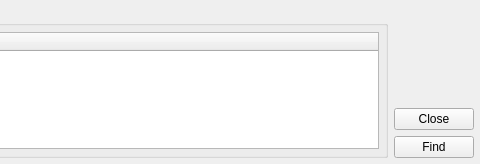
Above: src/gui/findwhereusedwidget_q.ui from fwbuilder/fwbuilder before the change; both pictures show x 387 to 867 and y 0 to 164 of the 867 by 164 pixel window. Below: the same form after it.
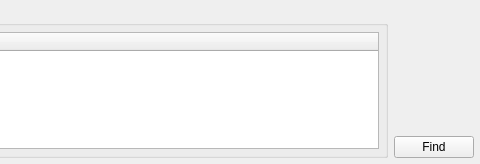
That is the form after the change. Custom widgets are drawn as their Qt base class.

What changed in the file:
```diff
--- a/src/gui/findwhereusedwidget_q.ui
+++ b/src/gui/findwhereusedwidget_q.ui
@@ -145,19 +145,12 @@
         </property>
        </widget>
       </item>
-      <item row="1" column="0" >
-       <widget class="QPushButton" name="pushButton8" >
-        <property name="text" >
-         <string>Close</string>
-        </property>
-       </widget>
-      </item>
      </layout>
     </widget>
    </item>
   </layout>
  </widget>
- <layoutdefault spacing="6" margin="11" />
+ <layoutdefault spacing="6" margin="11"/>
  <customwidgets>
   <customwidget>
    <class>FWObjectDropArea</class>
```
Left out of the diff: 121 changed lines with no effect on the pictures.
